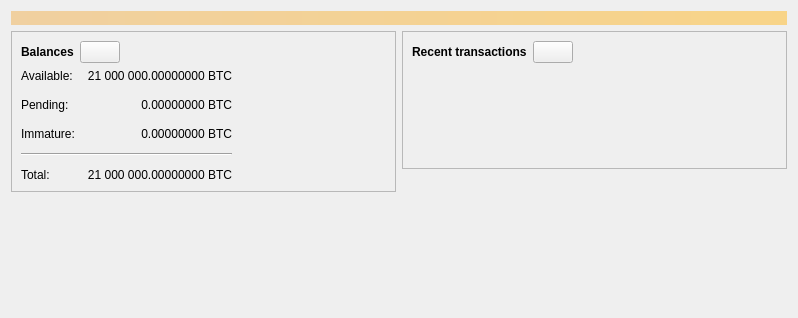
Xnuva-Blockchain-Project/Denzuve, file taox-core/src/qt/forms/overviewpage.ui: the form before one commit.
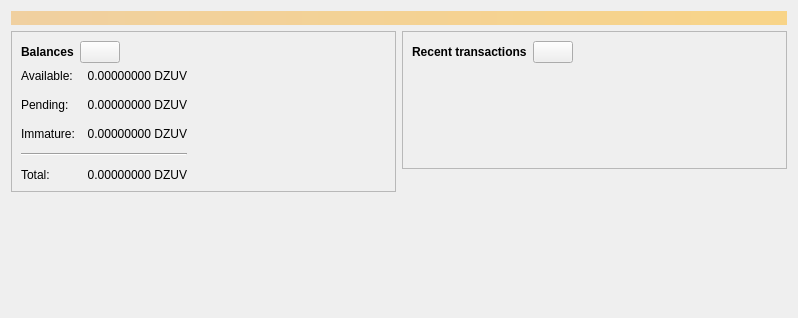
The form after the commit. Icons and pictures are not drawn. Custom widgets are drawn as their Qt base class.

```diff
--- a/taox-core/src/qt/forms/overviewpage.ui
+++ b/taox-core/src/qt/forms/overviewpage.ui
@@ -120,7 +120,7 @@
                <string>Total of transactions that have yet to be confirmed, and do not yet count toward the spendable balance</string>
               </property>
               <property name="text">
-               <string notr="true">0.00000000 BTC</string>
+               <string notr="true">0.00000000 DZUV</string>
               </property>
               <property name="alignment">
                <set>Qt::AlignRight|Qt::AlignTrailing|Qt::AlignVCenter</set>
@@ -153,7 +153,7 @@
                <string>Mined balance that has not yet matured</string>
               </property>
               <property name="text">
-               <string notr="true">0.00000000 BTC</string>
+               <string notr="true">0.00000000 DZUV</string>
               </property>
               <property name="alignment">
                <set>Qt::AlignRight|Qt::AlignTrailing|Qt::AlignVCenter</set>
@@ -192,7 +192,7 @@
                <string>Your current total balance</string>
               </property>
               <property name="text">
-               <string notr="true">21 000 000.00000000 BTC</string>
+               <string notr="true">0.00000000 DZUV</string>
               </property>
               <property name="alignment">
                <set>Qt::AlignRight|Qt::AlignTrailing|Qt::AlignVCenter</set>
@@ -218,7 +218,7 @@
                <string>Your current spendable balance</string>
               </property>
               <property name="text">
-               <string notr="true">21 000 000.00000000 BTC</string>
+               <string notr="true">0.00000000 DZUV</string>
               </property>
               <property name="alignment">
                <set>Qt::AlignRight|Qt::AlignTrailing|Qt::AlignVCenter</set>
```
Left out of the diff: 4 changed lines with no effect on the pictures.
